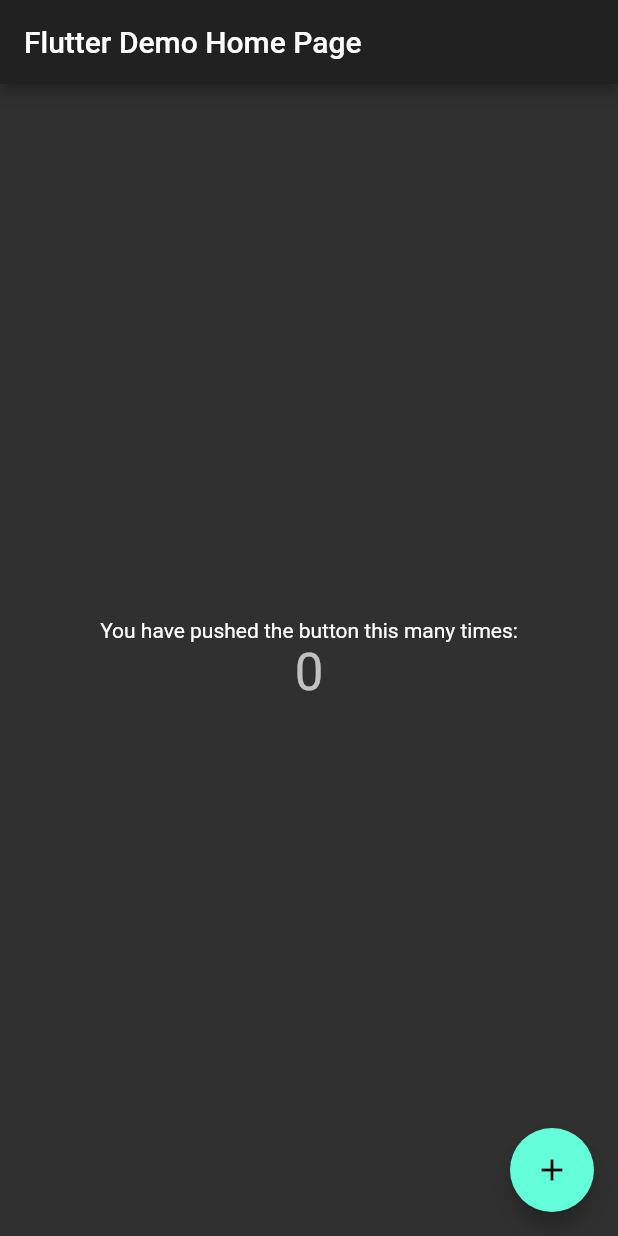
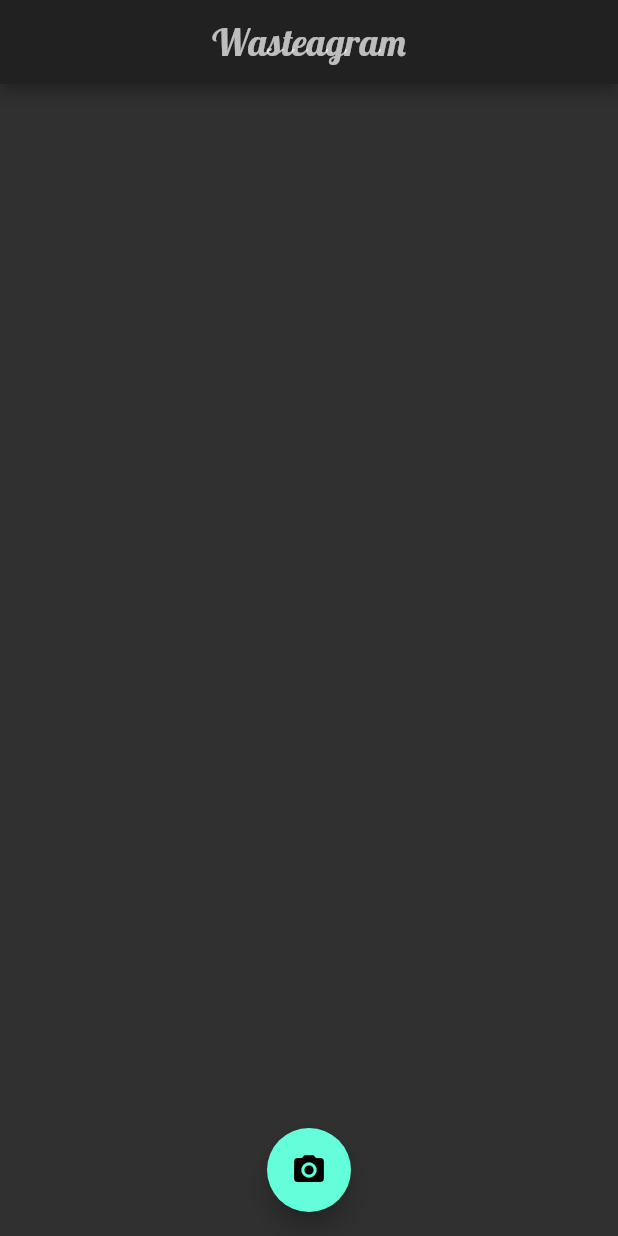
Before and after one commit to DavisHenckel/Portfolio-Mobile-App-Dev, a Flutter app: the screen it shows after launch, on a phone screen of 412 x 824 dp. Run offline on Flutter 3.47's test engine with Material 2 defaults, Android fonts, the phone set to English and light mode, and no system bars; our stand-ins replace google_fonts, image_picker.

Commit message:
Added camera screen & font styling.

```diff
--- /dev/null
+++ b/wasteagram/lib/exports.dart
@@ -0,0 +1,6 @@
+export 'screens/camera.dart';
+export 'package:flutter/material.dart';
+export 'dart:io';
+export 'package:image_picker/image_picker.dart';
+export 'package:google_fonts/google_fonts.dart';
+export 'package:wasteagram/theme/text_themes.dart';
--- a/wasteagram/lib/main.dart
+++ b/wasteagram/lib/main.dart
@@ -1,5 +1,4 @@
-import 'package:flutter/material.dart';
-import 'package:camera/camera.dart';
+import 'exports.dart';
 
 void main() {
   runApp(MyApp());
@@ -10,56 +9,44 @@ class MyApp extends StatelessWidget {
   @override
   Widget build(BuildContext context) {
     return MaterialApp(
-      title: 'Flutter Demo',
+      title: 'Wasteagram',
       theme: ThemeData.dark(),
-      home: MyHomePage(title: 'Flutter Demo Home Page'),
+      initialRoute: '/',
+      routes: {
+        '/' : (context) => WasteagramHome(title: 'Wasteagram',),
+        'camera' : (context) => CameraScreen()
+      }
     );
   }
 }
 
-class MyHomePage extends StatefulWidget {
-  MyHomePage({Key key, this.title}) : super(key: key);
+class WasteagramHome extends StatefulWidget {
+  WasteagramHome({Key key, this.title}) : super(key: key);
+
   final String title;
 
   @override
-  _MyHomePageState createState() => _MyHomePageState();
+  _WasteagramHomeState createState() => _WasteagramHomeState();
 }
 
-class _MyHomePageState extends State<MyHomePage> {
-  int _counter = 0;
+class _WasteagramHomeState extends State<WasteagramHome> {
 
-  void _incrementCounter() {
-    setState(() {
-      _counter++;
-    });
-  }
+  static const cameraRoute = 'camera';
 
   @override
   Widget build(BuildContext context) {
     return Scaffold(
       appBar: AppBar(
-        title: Text(widget.title),
+        centerTitle: true,
+        title: TitleText(widget.title)
       ),
-      body: Center(
-
-
-        child: Column(
-          mainAxisAlignment: MainAxisAlignment.center,
-          children: <Widget>[
-            Text(
-              'You have pushed the button this many times:',
-            ),
-            Text(
-              '$_counter',
-              style: Theme.of(context).textTheme.headline4,
-            ),
-          ],
-        ),
-      ),
+      floatingActionButtonLocation: FloatingActionButtonLocation.centerFloat,
       floatingActionButton: FloatingActionButton(
-        onPressed: _incrementCounter,
+        onPressed: () {
+          Navigator.of(context).pushNamed(cameraRoute);
+        },
         tooltip: 'Increment',
-        child: Icon(Icons.add),
+        child: Icon(Icons.camera_alt),
       ),
     );
   }
--- /dev/null
+++ b/wasteagram/lib/theme/text_themes.dart
@@ -0,0 +1,39 @@
+import 'package:wasteagram/exports.dart';
+
+class TitleText extends StatelessWidget {
+
+  final String text;
+
+  TitleText(this.text);
+
+  @override
+  Widget build(BuildContext context) {
+    return Text(
+      text,
+      style: GoogleFonts.lobster(
+        textStyle: Theme.of(context).textTheme.headline4,
+        fontSize: 25,
+        fontWeight: FontWeight.w400,
+      ),
+    );
+  }
+}
+
+class RegularText extends StatelessWidget {
+
+  final String text;
+
+  RegularText(this.text);
+
+  @override
+  Widget build(BuildContext context) {
+    return Text(
+      text,
+      style: GoogleFonts.openSansCondensed(
+        textStyle: Theme.of(context).textTheme.headline4,
+        fontSize: 20,
+        fontWeight: FontWeight.bold
+      ),
+    );
+  }
+}
--- a/wasteagram/pubspec.yaml
+++ b/wasteagram/pubspec.yaml
@@ -24,6 +24,8 @@ dependencies:
   flutter:
     sdk: flutter
   camera: ^0.5.8+2
+  image_picker: ^0.6.7+4
+  google_fonts: ^1.1.0
 
   # The following adds the Cupertino Icons font to your application.
   # Use with the CupertinoIcons class for iOS style icons.
@@ -60,8 +62,8 @@ flutter:
   # "family" key with the font family name, and a "fonts" key with a
   # list giving the asset and other descriptors for the font. For
   # example:
-  # fonts:
-  #   - family: Schyler
+ # fonts:
+ #    - family: Schyler
   #     fonts:
   #       - asset: fonts/Schyler-Regular.ttf
   #       - asset: fonts/Schyler-Italic.ttf
```
Also changed, not shown: wasteagram/lib/screens/camera.dart (added, +58 -0 lines).
